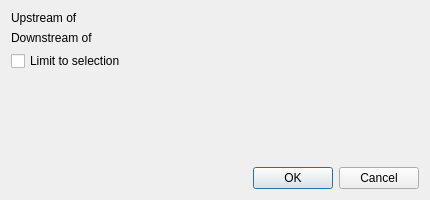
This is qgepqwat2ili/gui/gui_export.ui in QGEP/qgepqwat2ili as Qt 5 draws it before an edit. The edited form follows.
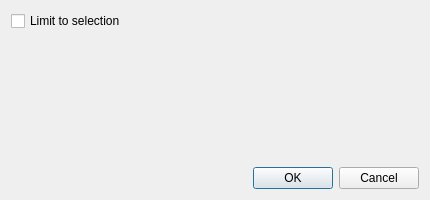
This is the edited form. Custom widgets are drawn as their Qt base class.

Commit message: remove upstream/downstream for now

```diff
--- a/qgepqwat2ili/gui/gui_export.ui
+++ b/qgepqwat2ili/gui/gui_export.ui
@@ -28,27 +28,7 @@
   <layout class="QVBoxLayout" name="verticalLayout">
    <item>
     <layout class="QFormLayout" name="formLayout">
-     <item row="0" column="0">
-      <widget class="QLabel" name="label">
-       <property name="text">
-        <string>Upstream of</string>
-       </property>
-      </widget>
-     </item>
-     <item row="0" column="1">
-       <widget class="FeatureSelectorWidget" name="upstream_widget" native="true"/>
-     </item>
-     <item row="1" column="0">
-      <widget class="QLabel" name="label_2">
-       <property name="text">
-        <string>Downstream of</string>
-       </property>
-      </widget>
-     </item>
-     <item row="1" column="1">
-       <widget class="FeatureSelectorWidget" name="downstream_widget" native="true"/>
-     </item>
-     <item row="2" column="0" colspan="2">
+     <item row="0" column="0" colspan="2">
       <widget class="QCheckBox" name="limit_checkbox">
        <property name="text">
         <string>Limit to selection</string>
@@ -70,12 +50,6 @@
   </layout>
  </widget>
  <customwidgets>
-  <customwidget>
-   <class>FeatureSelectorWidget</class>
-   <extends>QWidget</extends>
-   <header>qgepqwat2ili.gui.featureselectorwidget</header>
-   <container>1</container>
-  </customwidget>
  </customwidgets>
  <resources/>
  <connections>
```
The commit also changes 7 other files.
